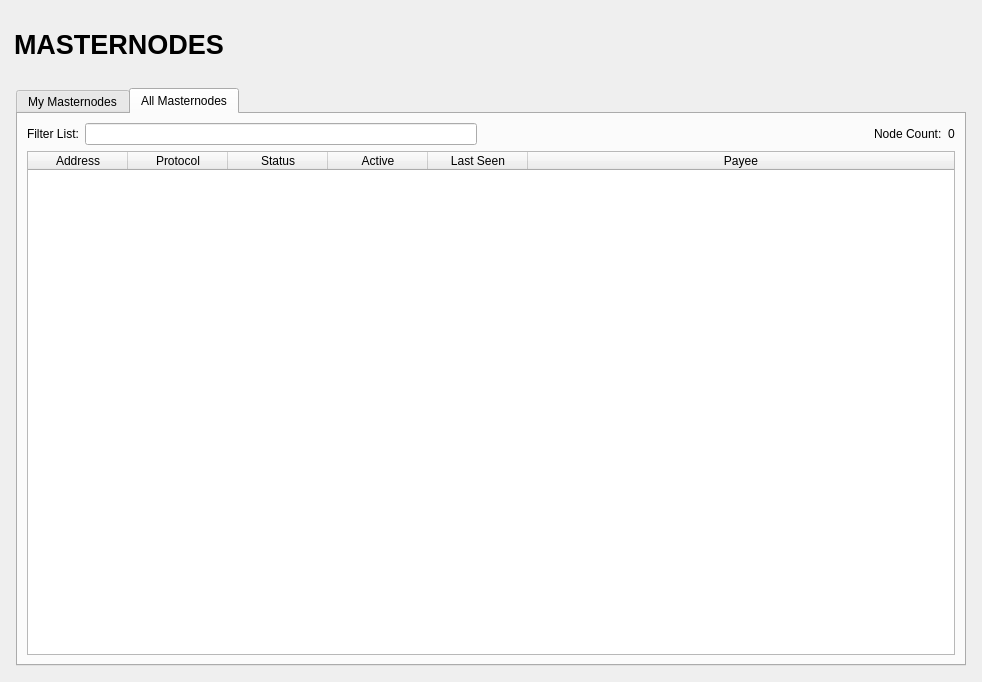
unigrid-project/daemon, file src/qt/forms/masternodelist.ui: the form before one commit.
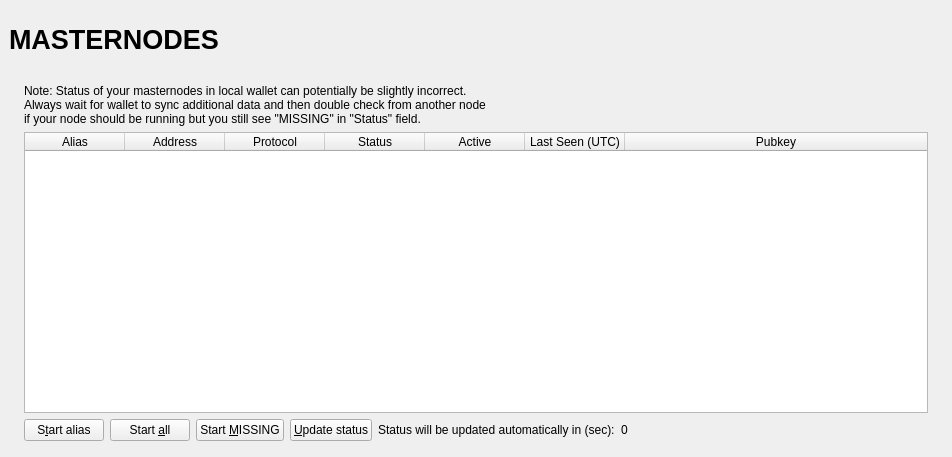
The form after the commit. The open tabs and pages were chosen to show the change.

```diff
--- a/src/qt/forms/masternodelist.ui
+++ b/src/qt/forms/masternodelist.ui
@@ -6,35 +6,48 @@
    <rect>
     <x>0</x>
     <y>0</y>
-    <width>982</width>
-    <height>682</height>
+    <width>723</width>
+    <height>457</height>
    </rect>
   </property>
-  <property name="minimumSize">
-   <size>
-    <width>0</width>
-    <height>0</height>
-   </size>
-  </property>
   <property name="windowTitle">
    <string>Form</string>
   </property>
-  <layout class="QVBoxLayout" name="verticalLayout_3">
+  <layout class="QVBoxLayout" name="topLayout" stretch="0">
+   <property name="leftMargin">
+    <number>9</number>
+   </property>
+   <property name="topMargin">
+    <number>9</number>
+   </property>
+   <property name="rightMargin">
+    <number>9</number>
+   </property>
+   <property name="bottomMargin">
+    <number>9</number>
+   </property>
+   <item>
+    <layout class="QVBoxLayout" name="verticalLayout_Master" stretch="0,1">
+     <property name="spacing">
+      <number>0</number>
+     </property>
    <item>
     <widget class="QFrame" name="frame_Header">
-     <layout class="QHBoxLayout" name="horizontalLayout" stretch="1,0,1">
+       <layout class="QVBoxLayout" name="verticalLayout_4">
       <property name="leftMargin">
-       <number>3</number>
+         <number>0</number>
       </property>
       <property name="topMargin">
-       <number>3</number>
+         <number>0</number>
       </property>
       <property name="rightMargin">
-       <number>3</number>
+         <number>0</number>
       </property>
       <property name="bottomMargin">
-       <number>3</number>
-      </property>
+         <number>0</number>
+        </property>
+        <item>
+         <layout class="QHBoxLayout" name="horizontalLayout_Header" stretch="1,0,1">
       <item>
        <widget class="QLabel" name="labelOverviewHeaderLeft">
         <property name="minimumSize">
@@ -43,6 +56,12 @@
           <height>60</height>
          </size>
         </property>
+            <property name="maximumSize">
+             <size>
+              <width>16777215</width>
+              <height>60</height>
+             </size>
+            </property>
         <property name="font">
          <font>
           <pointsize>20</pointsize>
@@ -76,46 +95,73 @@
           <height>60</height>
          </size>
         </property>
+            <property name="maximumSize">
+             <size>
+              <width>16777215</width>
+              <height>60</height>
+             </size>
+            </property>
+            <property name="font">
+             <font>
+              <pointsize>14</pointsize>
+             </font>
+            </property>
         <property name="text">
          <string/>
         </property>
-       </widget>
+            <property name="alignment">
+             <set>Qt::AlignRight|Qt::AlignTrailing|Qt::AlignVCenter</set>
+            </property>
+           </widget>
+          </item>
+         </layout>
       </item>
      </layout>
     </widget>
    </item>
    <item>
     <widget class="QFrame" name="frame_BG">
-     <layout class="QVBoxLayout" name="verticalLayout" stretch="0">
+       <layout class="QVBoxLayout" name="verticalLayout_3">
+        <property name="leftMargin">
+         <number>6</number>
+        </property>
+        <property name="topMargin">
+         <number>6</number>
+        </property>
+        <property name="rightMargin">
+         <number>6</number>
+        </property>
+        <property name="bottomMargin">
+         <number>6</number>
+        </property>
+        <item>
+         <widget class="QFrame" name="frame_Content">
+          <layout class="QVBoxLayout" name="verticalLayout">
       <property name="spacing">
-       <number>5</number>
+            <number>0</number>
       </property>
       <property name="leftMargin">
-       <number>5</number>
+            <number>0</number>
       </property>
       <property name="topMargin">
-       <number>5</number>
+            <number>0</number>
       </property>
       <property name="rightMargin">
-       <number>5</number>
+            <number>0</number>
       </property>
       <property name="bottomMargin">
-       <number>5</number>
+            <number>0</number>
       </property>
       <item>
-       <widget class="QTabWidget" name="tabWidget">
-        <property name="currentIndex">
-         <number>0</number>
-        </property>
-        <widget class="QWidget" name="tabMyMasternodes">
-         <attribute name="title">
-          <string>My Masternodes</string>
-         </attribute>
          <layout class="QGridLayout" name="gridLayout_2">
+             <property name="spacing">
+              <number>2</number>
+             </property>
           <item row="0" column="0">
+              <widget class="QFrame" name="frameList">
            <layout class="QVBoxLayout" name="verticalLayout_2">
             <property name="bottomMargin">
-             <number>0</number>
+                 <number>1</number>
             </property>
             <item>
              <layout class="QHBoxLayout" name="horizontalLayout_note">
@@ -125,7 +171,7 @@
               <item>
                <widget class="QLabel" name="updateNote">
                 <property name="text">
-                 <string>Note: Status of your masternodes in local wallet can potentially be slightly incorrect.&lt;br /&gt;Always wait for wallet to sync additional data and then double check from another node&lt;br /&gt;if your masternode should be running but you still do not see &quot;ENABLED&quot; in &quot;Status&quot; field.</string>
+                     <string>Note: Status of your masternodes in local wallet can potentially be slightly incorrect.&lt;br /&gt;Always wait for wallet to sync additional data and then double check from another node&lt;br /&gt;if your node should be running but you still see &quot;MISSING&quot; in &quot;Status&quot; field.</string>
                 </property>
                </widget>
               </item>
@@ -139,6 +185,43 @@
                 <height>0</height>
                </size>
               </property>
+                  <property name="palette">
+                   <palette>
+                    <active>
+                     <colorrole role="Text">
+                      <brush brushstyle="SolidPattern">
+                       <color alpha="255">
+                        <red>51</red>
+                        <green>51</green>
+                        <blue>51</blue>
+                       </color>
+                      </brush>
+                     </colorrole>
+                    </active>
+                    <inactive>
+                     <colorrole role="Text">
+                      <brush brushstyle="SolidPattern">
+                       <color alpha="255">
+                        <red>51</red>
+                        <green>51</green>
+                        <blue>51</blue>
+                       </color>
+                      </brush>
+                     </colorrole>
+                    </inactive>
+                    <disabled>
+                     <colorrole role="Text">
+                      <brush brushstyle="SolidPattern">
+                       <color alpha="255">
+                        <red>85</red>
+                        <green>85</green>
+                        <blue>85</blue>
+                       </color>
+                      </brush>
+                     </colorrole>
+                    </disabled>
+                   </palette>
+                  </property>
               <property name="editTriggers">
                <set>QAbstractItemView::NoEditTriggers</set>
               </property>
@@ -184,12 +267,12 @@
               </column>
               <column>
                <property name="text">
-                <string>Last Seen</string>
+                    <string>Last Seen (UTC)</string>
                </property>
               </column>
               <column>
                <property name="text">
-                <string>Payee</string>
+                    <string>Pubkey</string>
                </property>
               </column>
              </widget>
@@ -216,14 +299,7 @@
               <item>
                <widget class="QPushButton" name="createMNButton">
                 <property name="text">
-                 <string>Create &amp;MN</string>
-                </property>
-               </widget>
-              </item>
-              <item>
-               <widget class="QPushButton" name="removeMNButton">
-                <property name="text">
-                 <string>Remove M&amp;N</string>
+                     <string>Start &amp;MISSING</string>
                 </property>
                </widget>
               </item>
@@ -264,117 +340,17 @@
              </layout>
             </item>
            </layout>
-          </item>
-         </layout>
-        </widget>
-        <widget class="QWidget" name="tabAllMasternodes">
-         <attribute name="title">
-          <string>All Masternodes</string>
-         </attribute>
-         <layout class="QGridLayout" name="gridLayout">
-          <item row="1" column="0">
-           <widget class="QTableWidget" name="tableWidgetMasternodes">
-            <property name="editTriggers">
-             <set>QAbstractItemView::NoEditTriggers</set>
-            </property>
-            <property name="alternatingRowColors">
-             <bool>true</bool>
-            </property>
-            <property name="selectionBehavior">
-             <enum>QAbstractItemView::SelectRows</enum>
-            </property>
-            <property name="sortingEnabled">
-             <bool>true</bool>
-            </property>
-            <attribute name="horizontalHeaderStretchLastSection">
-             <bool>true</bool>
-            </attribute>
-            <column>
-             <property name="text">
-              <string>Address</string>
-             </property>
-            </column>
-            <column>
-             <property name="text">
-              <string>Protocol</string>
-             </property>
-            </column>
-            <column>
-             <property name="text">
-              <string>Status</string>
-             </property>
-            </column>
-            <column>
-             <property name="text">
-              <string>Active</string>
-             </property>
-            </column>
-            <column>
-             <property name="text">
-              <string>Last Seen</string>
-             </property>
-            </column>
-            <column>
-             <property name="text">
-              <string>Payee</string>
-             </property>
-            </column>
-           </widget>
-          </item>
-          <item row="0" column="0">
-           <layout class="QHBoxLayout" name="horizontalLayout_3">
-            <property name="bottomMargin">
-             <number>0</number>
-            </property>
-            <item>
-             <widget class="QLabel" name="label_filter">
-              <property name="text">
-               <string>Filter List:</string>
-              </property>
-             </widget>
-            </item>
-            <item>
-             <widget class="QLineEdit" name="filterLineEdit">
-              <property name="toolTip">
-               <string>Filter masternode list</string>
-              </property>
-             </widget>
-            </item>
-            <item>
-             <spacer name="horizontalSpacer_3">
-              <property name="orientation">
-               <enum>Qt::Horizontal</enum>
-              </property>
-              <property name="sizeHint" stdset="0">
-               <size>
-                <width>10</width>
-                <height>20</height>
-               </size>
-              </property>
-             </spacer>
-            </item>
-            <item>
-             <widget class="QLabel" name="label_count">
-              <property name="text">
-               <string>Node Count:</string>
-              </property>
-             </widget>
-            </item>
-            <item>
-             <widget class="QLabel" name="countLabel">
-              <property name="text">
-               <string>0</string>
-              </property>
-             </widget>
-            </item>
+              </widget>
+             </item>
            </layout>
           </item>
          </layout>
         </widget>
-       </widget>
       </item>
      </layout>
     </widget>
+     </item>
+    </layout>
    </item>
   </layout>
  </widget>
```
Left out of the diff: 2 changed lines with no effect on the pictures. Lines whose indentation alone changed are shown as unchanged.
